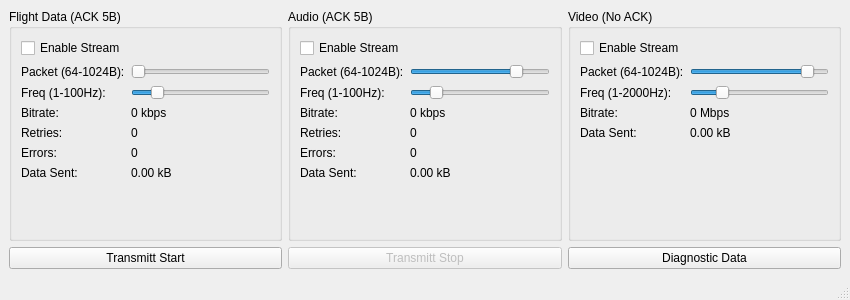
ZdenekZechovsky/DataToCARE_100_v1_0, file mainwindow.ui: the form before one commit.
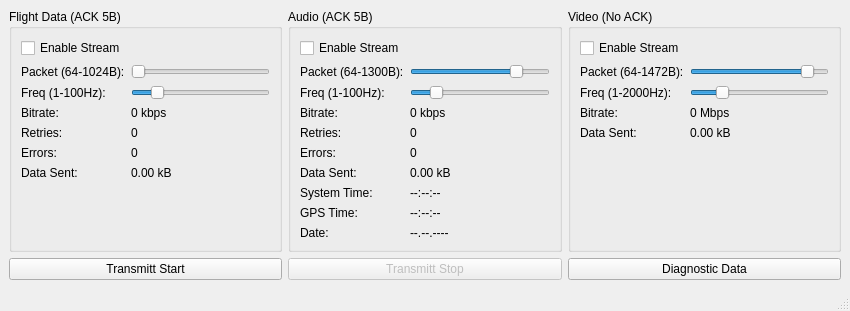
The form after the commit.

```diff
--- a/mainwindow.ui
+++ b/mainwindow.ui
@@ -148,7 +148,7 @@
          <item row="1" column="0">
           <widget class="QLabel" name="label">
            <property name="text">
-            <string>Packet (64-1024B):</string>
+            <string>Packet (64-1300B):</string>
            </property>
           </widget>
          </item>
@@ -247,6 +247,12 @@
            </property>
           </widget>
          </item>
+         <item row="7" column="0"><widget class="QLabel"><property name="text"><string>System Time:</string></property></widget></item>
+         <item row="7" column="1"><widget class="QLabel" name="lbl_audio_sys_time"><property name="text"><string>--:--:--</string></property></widget></item>
+         <item row="8" column="0"><widget class="QLabel"><property name="text"><string>GPS Time:</string></property></widget></item>
+         <item row="8" column="1"><widget class="QLabel" name="lbl_audio_gps_time"><property name="text"><string>--:--:--</string></property></widget></item>
+         <item row="9" column="0"><widget class="QLabel"><property name="text"><string>Date:</string></property></widget></item>
+         <item row="9" column="1"><widget class="QLabel" name="lbl_audio_date"><property name="text"><string>--.--.----</string></property></widget></item>
         </layout>
        </widget>
       </item>
@@ -266,7 +272,7 @@
          <item row="1" column="0">
           <widget class="QLabel" name="label">
            <property name="text">
-            <string>Packet (64-1024B):</string>
+            <string>Packet (64-1472B):</string>
            </property>
           </widget>
          </item>
```
